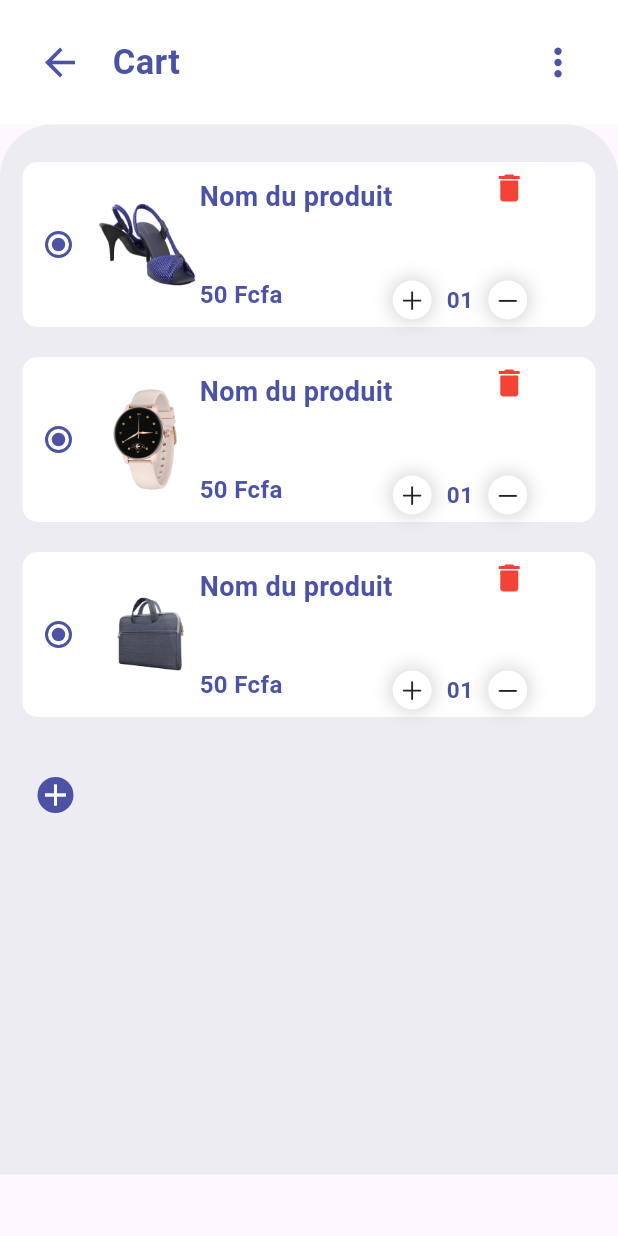
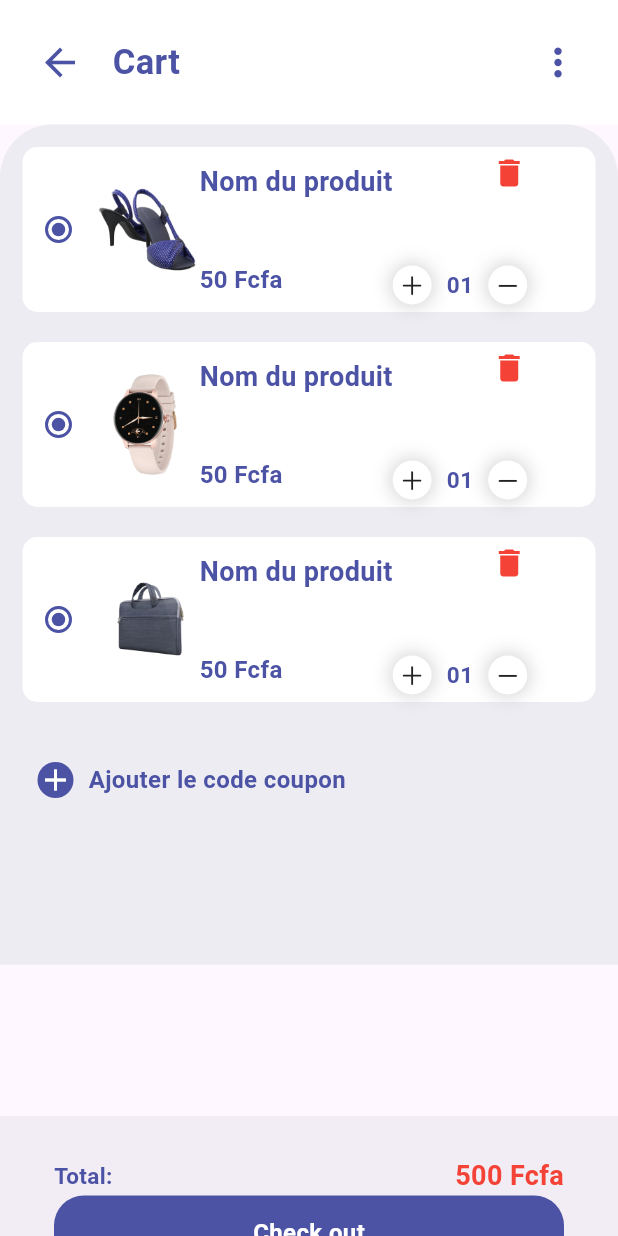
Before and after one commit to webwatson92/eCommerce-ui-flutter, a Flutter app: the CartPage screen opened directly, on a phone screen of 412 x 824 dp. Run offline on Flutter 3.47's test engine with Material 3 defaults, Android fonts, the light colour scheme and no system bars; our stand-ins replace curved_navigation_bar, flutter_rating_bar; missing offline and left inert: clippy_flutter.

Commit message:
finalisation du design ui eCommerce

```diff
--- a/lib/pages/CartPage.dart
+++ b/lib/pages/CartPage.dart
@@ -1,7 +1,9 @@
 import 'package:abeyah_app/utils/coloors.dart';
 import 'package:abeyah_app/widgets/CartAppBar.dart';
+import 'package:abeyah_app/widgets/CartBottomNavBar.dart';
 import 'package:abeyah_app/widgets/CartItemsSamples.dart';
 import 'package:flutter/material.dart';
+
 
 class CartPage extends StatelessWidget {
   const CartPage({super.key});
@@ -14,8 +16,8 @@ class CartPage extends StatelessWidget {
           CartAppBar(),
 
           Container(
-            height: 700,
-            padding: EdgeInsets.only(top: 15),
+            height: 560,
+            padding: EdgeInsets.only(top: 5),
             decoration: const BoxDecoration(
               color: Coloors.backgroundColor,
               borderRadius: BorderRadius.only(
@@ -27,11 +29,11 @@ class CartPage extends StatelessWidget {
                 children: [
                   CartItemsSamples(),
                   Container(
-                    // decoration: BoxDecoration(
-                    //   borderRadius: BorderRadius.circular(10),
-                    // ),
+                    decoration: BoxDecoration(
+                      borderRadius: BorderRadius.circular(10),
+                    ),
                     margin: EdgeInsets.symmetric(vertical: 20, horizontal: 15),
-                    padding: EdgeInsets.all(10),
+                    padding: const EdgeInsets.all(10),
                     child: Row(
                       children: [
                         Container(
@@ -39,16 +41,28 @@ class CartPage extends StatelessWidget {
                             color: Color(0xFF4C53A5),
                             borderRadius: BorderRadius.circular(20),
                           ),
-                          child: Icon(Icons.add, color: Colors.white),
-                        )
+                          child: const Icon(Icons.add, color: Colors.white),
+                        ),
+                        Padding(
+                          padding: EdgeInsets.symmetric(horizontal:10),
+                          child: Text("Ajouter le code coupon",
+                            style: TextStyle(
+                              color: Color(0xFF4C53A5),
+                              fontWeight: FontWeight.bold,
+                              fontSize: 16,
+                            ),
+                          ),
+                        ),
                       ],
                     ),
                   ),
+
                 ],
             ),
-          )
+          ),
         ],
       ),
+      bottomNavigationBar: CartBottomNavBar(),
     );
   }
 }
--- /dev/null
+++ b/lib/widgets/CartBottomNavBar.dart
@@ -0,0 +1,52 @@
+import 'package:flutter/material.dart';
+
+class CartBottomNavBar extends StatelessWidget {
+  const CartBottomNavBar({super.key});
+
+  @override
+  Widget build(BuildContext context) {
+    return BottomAppBar(
+      child: Container(
+        padding: EdgeInsets.symmetric(horizontal: 20, vertical: 15),
+        height: 130,
+        child: Column(
+          mainAxisAlignment: MainAxisAlignment.spaceBetween,
+          children: [
+            Row(
+              mainAxisAlignment: MainAxisAlignment.spaceBetween,
+              children: [
+                Text("Total:",
+                  style: TextStyle(
+                    color: Color(0xFF4C53A5),
+                    fontSize: 15,
+                    fontWeight: FontWeight.bold
+                  ),
+                ),
+                Text('500 Fcfa',
+                  style: TextStyle(
+                    fontSize: 18,
+                    color: Colors.red,
+                    fontWeight: FontWeight.bold
+                  ),
+                ),
+              ],
+            ),
+            Container(
+              alignment: Alignment.center,
+              height: 50,
+              width: double.infinity,
+              decoration: BoxDecoration(
+                color:  Color(0xFF4C53A5),
+                borderRadius: BorderRadius.circular(20),
+              ),
+              child: Text("Check out", style: TextStyle(
+                fontSize: 16, fontWeight: FontWeight.bold, color: Colors.white
+              ),),
+            ),
+          ],
+        ),
+
+      ),
+    );
+  }
+}
--- a/pubspec.yaml
+++ b/pubspec.yaml
@@ -37,6 +37,9 @@ dependencies:
   cupertino_icons: ^1.0.2
   badges: ^2.0.1
   curved_navigation_bar: ^1.0.3
+  clippy_flutter: 2.0.0-nullsafety.1 #pour l'arc
+  flutter_rating_bar: ^4.0.1
+
 
 dev_dependencies:
   flutter_test:
```
Also changed, not shown: lib/pages/ItemPage.dart (added, +220 -0 lines), lib/widgets/ItemAppBar.dart (added, +41 -0 lines), lib/widgets/ItemBottomNavBar.dart (added, +64 -0 lines), lib/widgets/articleWidget.dart (+11 -2 lines), pubspec.lock.
